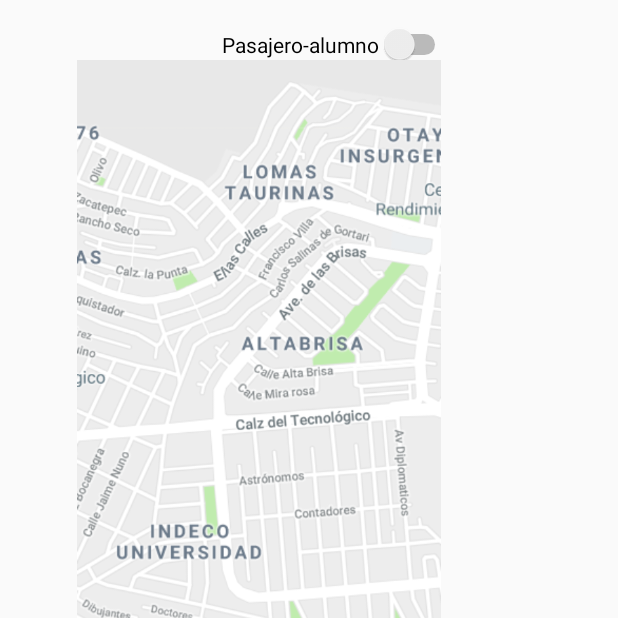
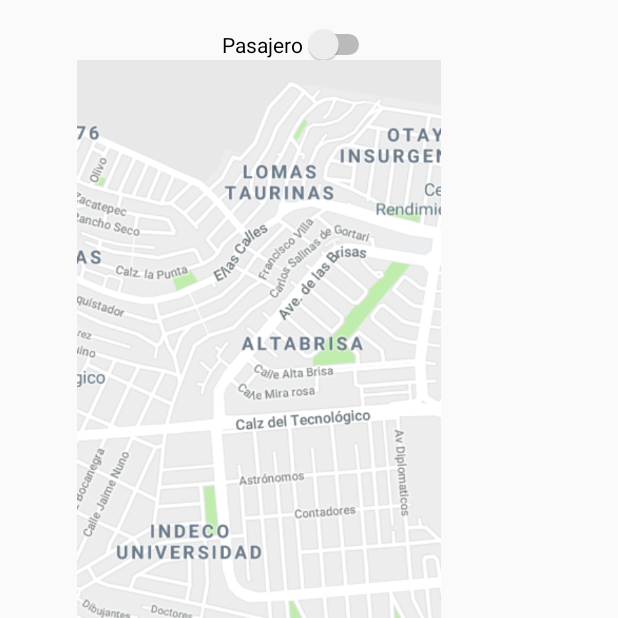
Before and after one commit to CarlosSaavedra09/AventonUABC, an Android app: the PasajeroPrincipal screen opened directly, with no data from a screen before it, on a phone screen of 412 x 824 dp, the top half of it. Run offline under Robolectric (Android 15) with nearby library versions, the phone set to English and light mode, and no system bars.

Commit message:
switch pasajero

```diff
--- a/app/src/main/res/layout/activity_pasajero_principal.xml
+++ b/app/src/main/res/layout/activity_pasajero_principal.xml
@@ -12,7 +12,7 @@
         android:layout_height="wrap_content"
         android:layout_marginLeft="148dp"
         android:layout_marginTop="16dp"
-        android:text="Pasajero-alumno"
+        android:text="Pasajero"
         app:layout_constraintStart_toStartOf="parent"
         app:layout_constraintTop_toTopOf="parent" />
 
```
